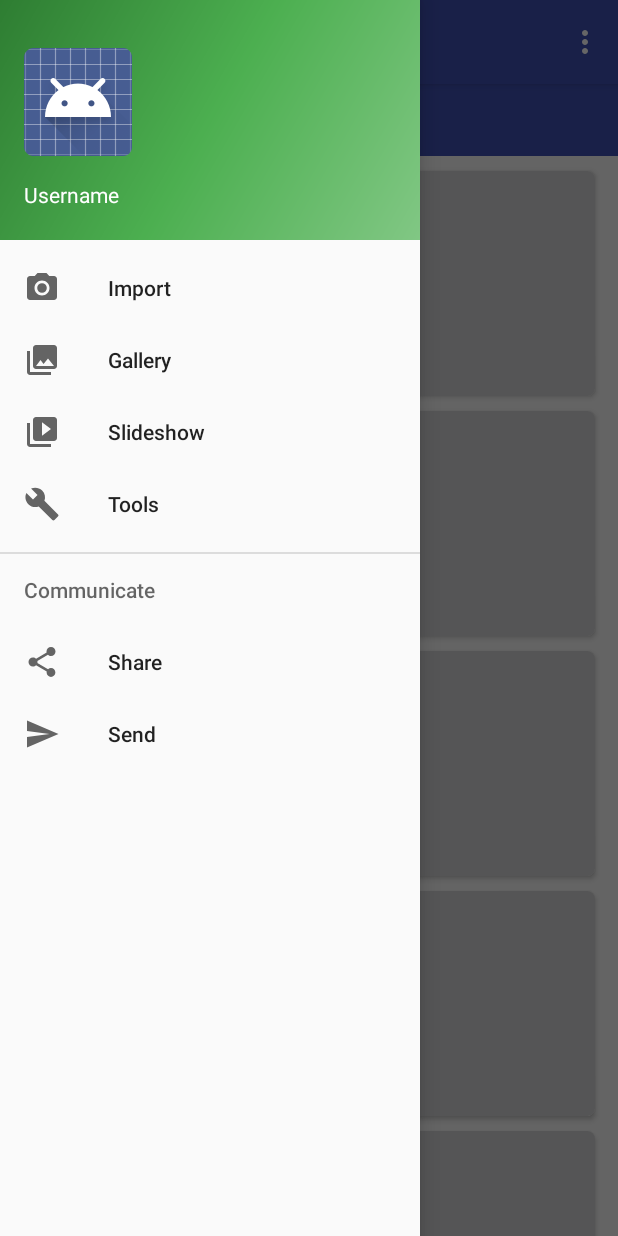
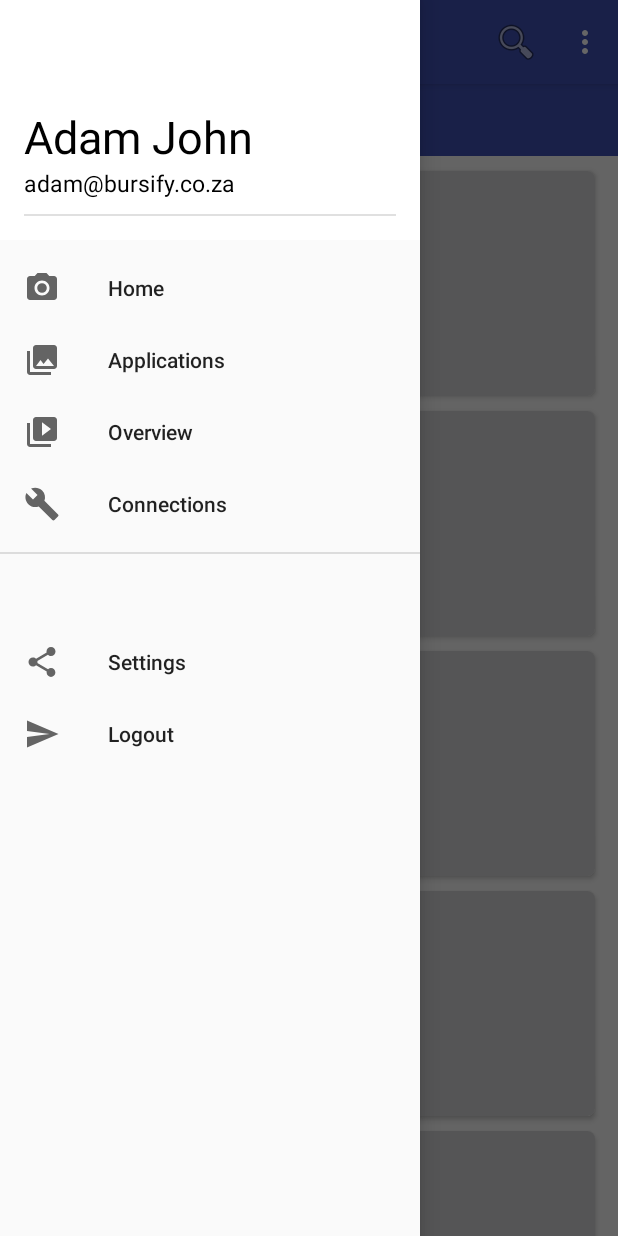
Before and after one commit to ACSSE/team51, an Android app: the TabFragment screen opened directly, with no data from a screen before it, with the side drawer open, on a phone screen of 412 x 824 dp. Run offline under Robolectric (Android 15) with nearby library versions, the phone set to English and light mode, and no system bars; libraries missing offline, so code that uses them is left out: com.astuetz; 6 statements that could not run were skipped.

```diff
--- a/BursifyAndroid/Bursify/app/src/main/java/brandon/bursify/HomeViewPagerAdapter.java
+++ b/BursifyAndroid/Bursify/app/src/main/java/brandon/bursify/HomeViewPagerAdapter.java
@@ -32,7 +32,6 @@ public class HomeViewPagerAdapter extends FragmentStatePagerAdapter
         fragmentArrayList = new ArrayList<>();
         fragmentArrayList.add(new FragmentOne());
         fragmentArrayList.add(new FragmentTwo());
-        fragmentArrayList.add(new FragmentThree());
 
     }
 
@@ -67,11 +66,6 @@ public class HomeViewPagerAdapter extends FragmentStatePagerAdapter
 
                 break;
 
-            case 2:
-
-                title = "Section Three";
-
-                break;
         }
 
         return title;
--- a/BursifyAndroid/Bursify/app/src/main/java/brandon/bursify/LoginActivity.java
+++ b/BursifyAndroid/Bursify/app/src/main/java/brandon/bursify/LoginActivity.java
@@ -20,15 +20,18 @@ import android.os.Build;
 import android.os.Bundle;
 import android.provider.ContactsContract;
 import android.text.TextUtils;
+import android.util.Log;
 import android.view.KeyEvent;
 import android.view.View;
 import android.view.View.OnClickListener;
+import android.view.ViewGroup;
 import android.view.ViewTreeObserver;
 import android.view.inputmethod.EditorInfo;
 import android.widget.ArrayAdapter;
 import android.widget.AutoCompleteTextView;
 import android.widget.Button;
 import android.widget.EditText;
+import android.widget.LinearLayout;
 import android.widget.RelativeLayout;
 import android.widget.TextView;
 import android.widget.Toast;
@@ -90,7 +93,6 @@ public class LoginActivity extends AppCompatActivity implements LoaderCallbacks<
             }
         });
 
-
         mPasswordView = (EditText) findViewById(R.id.password);
         mPasswordView.setOnEditorActionListener(new TextView.OnEditorActionListener()
         {
@@ -119,7 +121,6 @@ public class LoginActivity extends AppCompatActivity implements LoaderCallbacks<
 
         mLoginFormView = findViewById(R.id.login_form);
         mProgressView = findViewById(R.id.login_progress);
-
 
     }
 
--- a/BursifyAndroid/Bursify/app/src/main/java/brandon/bursify/TabFragment.java
+++ b/BursifyAndroid/Bursify/app/src/main/java/brandon/bursify/TabFragment.java
@@ -71,7 +71,7 @@ public class TabFragment extends Fragment
         }
         else
         {
-            pagerTabs.setShouldExpand(false);
+            pagerTabs.setShouldExpand(true);
         }
 
         pagerTabs.setViewPager(pager);
--- a/BursifyAndroid/Bursify/app/src/main/res/drawable/side_nav_bar.xml
+++ b/BursifyAndroid/Bursify/app/src/main/res/drawable/side_nav_bar.xml
@@ -2,8 +2,8 @@
        android:shape="rectangle">
     <gradient
         android:angle="135"
-        android:centerColor="#4CAF50"
-        android:endColor="#2E7D32"
-        android:startColor="#81C784"
+        android:centerColor="#FFFFFF"
+        android:endColor="#FFFFFF"
+        android:startColor="#FFFFFF"
         android:type="linear"/>
 </shape>
--- a/BursifyAndroid/Bursify/app/src/main/res/layout/activity_login.xml
+++ b/BursifyAndroid/Bursify/app/src/main/res/layout/activity_login.xml
@@ -17,7 +17,8 @@
         android:layout_marginTop="90dp"
         android:textStyle="normal"
         android:textAlignment="center"
-        android:singleLine="false"/>
+        android:singleLine="false"
+        android:id="@+id/textView2"/>
 
     <!-- Login progress -->
     <ProgressBar
@@ -80,7 +81,7 @@
 
         <Button
             android:id="@+id/email_sign_in_button"
-            android:background="@color/colorAccent"
+            android:background="@color/colorPrimary"
             android:layout_width="match_parent"
             android:layout_height="match_parent"
             android:text="@string/action_sign_in"
--- a/BursifyAndroid/Bursify/app/src/main/res/layout/nav_header_main.xml
+++ b/BursifyAndroid/Bursify/app/src/main/res/layout/nav_header_main.xml
@@ -11,24 +11,36 @@
               android:paddingTop="@dimen/activity_vertical_margin"
               android:theme="@style/ThemeOverlay.AppCompat.Dark">
 
-    <ImageView
+    <!--<ImageView
         android:id="@+id/imageView"
         android:layout_width="wrap_content"
         android:layout_height="wrap_content"
         android:paddingTop="@dimen/nav_header_vertical_spacing"
-        android:src="@android:drawable/sym_def_app_icon"/>
-
+        android:src="@android:drawable/sym_def_app_icon"/>-->
     <TextView
         android:layout_width="match_parent"
         android:layout_height="wrap_content"
         android:paddingTop="@dimen/nav_header_vertical_spacing"
-        android:text="Username"
-        android:textAppearance="@style/TextAppearance.AppCompat.Body1"/>
+        android:textSize="30sp"
+        android:textColor="#000000"
+        android:text="Adam John"
+        android:textAppearance="@style/TextAppearance.AppCompat.Body1"
+        android:layout_gravity="center|top"/>
 
     <TextView
         android:id="@+id/textView"
         android:layout_width="wrap_content"
         android:layout_height="wrap_content"
-        android:text="User's email address"/>
+        android:textSize="15sp"
+        android:paddingBottom="10dp"
+        android:textColor="#000000"
+        android:text="adam@bursify.co.za"/>
+
+    <View
+        android:layout_width="match_parent"
+        android:layout_height="1dp"
+        android:background="#e0e0e0"/>
+
+
 
 </LinearLayout>
--- a/BursifyAndroid/Bursify/app/src/main/res/menu/activity_main_drawer.xml
+++ b/BursifyAndroid/Bursify/app/src/main/res/menu/activity_main_drawer.xml
@@ -5,31 +5,31 @@
         <item
             android:id="@+id/nav_camera"
             android:icon="@drawable/ic_menu_camera"
-            android:title="Import"/>
+            android:title="Home"/>
         <item
             android:id="@+id/nav_gallery"
             android:icon="@drawable/ic_menu_gallery"
-            android:title="Gallery"/>
+            android:title="Applications"/>
         <item
             android:id="@+id/nav_slideshow"
             android:icon="@drawable/ic_menu_slideshow"
-            android:title="Slideshow"/>
+            android:title="Overview"/>
         <item
             android:id="@+id/nav_manage"
             android:icon="@drawable/ic_menu_manage"
-            android:title="Tools"/>
+            android:title="Connections"/>
     </group>
 
-    <item android:title="Communicate">
+    <item android:title="">
         <menu>
             <item
                 android:id="@+id/nav_share"
                 android:icon="@drawable/ic_menu_share"
-                android:title="Share"/>
+                android:title="Settings"/>
             <item
                 android:id="@+id/nav_send"
                 android:icon="@drawable/ic_menu_send"
-                android:title="Send"/>
+                android:title="Logout"/>
         </menu>
     </item>
 
--- a/BursifyAndroid/Bursify/app/src/main/res/menu/main.xml
+++ b/BursifyAndroid/Bursify/app/src/main/res/menu/main.xml
@@ -1,6 +1,14 @@
 <?xml version="1.0" encoding="utf-8"?>
 <menu xmlns:android="http://schemas.android.com/apk/res/android"
       xmlns:app="http://schemas.android.com/apk/res-auto">
+
+    <item android:id="@+id/txtSearchBar"
+
+          android:title="Search"
+          android:icon="@android:drawable/ic_menu_search"
+          app:showAsAction="ifRoom|collapseActionView"
+          app:actionViewClass="android.support.v7.widget.SearchView" />
+
     <item
         android:id="@+id/action_settings"
         android:orderInCategory="100"
```
